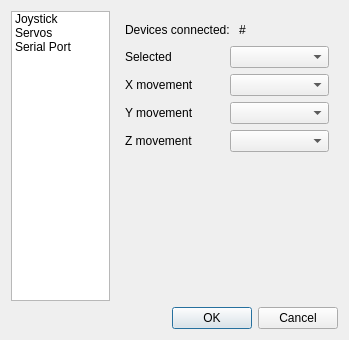
Qt form Code/optionswindow.ui (jmigual/ETSEIB-deltaRobot) before a commit.
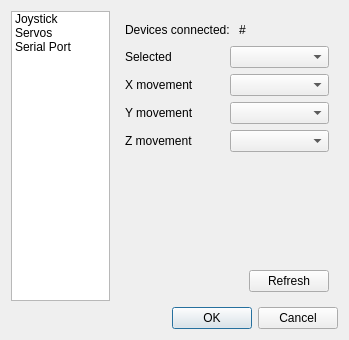
The same form after that commit. The open tabs and pages were chosen to show the change.

Commit message: Added more functions to ServoThread and solved a problem with Dynamixel in terminate function

Diff of the .ui file:
```diff
--- a/Code/optionswindow.ui
+++ b/Code/optionswindow.ui
@@ -142,6 +142,30 @@
            </property>
           </spacer>
          </item>
+         <item>
+          <layout class="QHBoxLayout" name="horizontalLayout_18">
+           <item>
+            <spacer name="horizontalSpacer_3">
+             <property name="orientation">
+              <enum>Qt::Horizontal</enum>
+             </property>
+             <property name="sizeHint" stdset="0">
+              <size>
+               <width>40</width>
+               <height>20</height>
+              </size>
+             </property>
+            </spacer>
+           </item>
+           <item>
+            <widget class="QPushButton" name="servoRefresh">
+             <property name="text">
+              <string>Refresh</string>
+             </property>
+            </widget>
+           </item>
+          </layout>
+         </item>
         </layout>
        </widget>
        <widget class="QWidget" name="servos">
```
Left out of the diff: 2 changed lines with no effect on the pictures. The commit also changes 10 other files.
